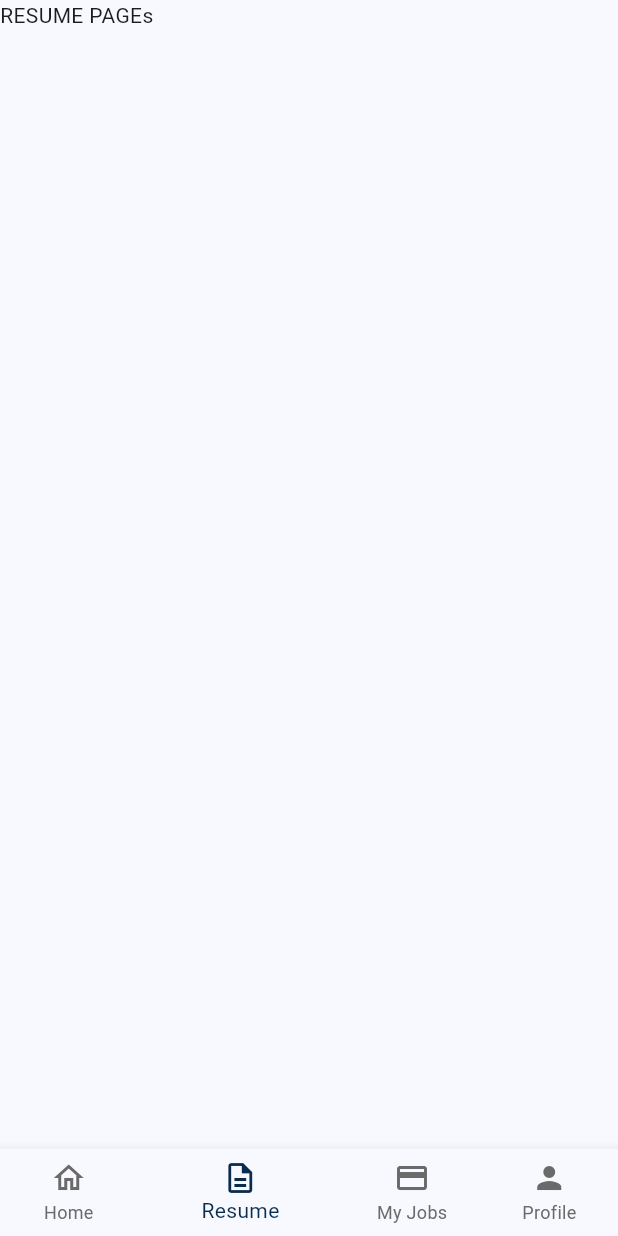
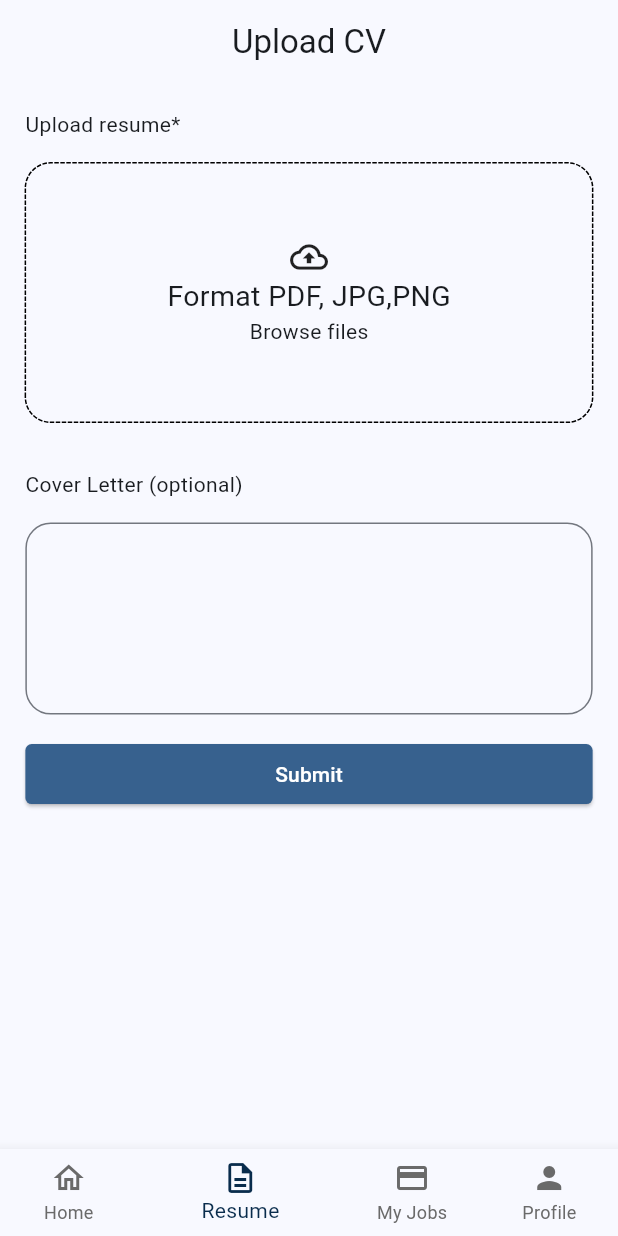
Before and after one commit to Luomah/bespoke_ai_job_app, a Flutter app: the screen it shows after launch, item 2 of the bottom bar chosen, on a phone screen of 412 x 824 dp. Run offline on Flutter 3.47's test engine with Material 3 defaults, Android fonts, the phone set to English and light mode, and no system bars; drawn by our look-alikes of dotted_border; our stand-ins replace file_picker, flutter_screenutil.

Commit message:
Files are now selected

```diff
--- a/lib/features/home/ui/pages/home_page.dart
+++ b/lib/features/home/ui/pages/home_page.dart
@@ -1,7 +1,7 @@
 import 'package:bespoke_ai_job_app/features/home/ui/pages/home_view.dart';
 import 'package:bespoke_ai_job_app/features/jobs/ui/pages/jobs_page.dart';
 import 'package:bespoke_ai_job_app/features/profile/ui/pages/profile_page.dart';
-import 'package:bespoke_ai_job_app/features/resume/ui/pages/resume_pages.dart';
+import 'package:bespoke_ai_job_app/features/resume/ui/pages/resume_page.dart';
 import 'package:flutter/material.dart';
 
 class HomePage extends StatefulWidget {
@@ -16,7 +16,7 @@ class _HomePageState extends State<HomePage> {
 
   final _listOfPages = [
     const HomeView(),
-    const ResumePages(),
+    const ResumePage(),
     const JobsPage(),
     const ProfilePage(),
   ];
--- a/lib/features/home/ui/pages/home_view.dart
+++ b/lib/features/home/ui/pages/home_view.dart
@@ -47,7 +47,7 @@ class HomeView extends StatelessWidget {
                 ],
               ),
             ),
-            const JobPostItem()
+            const JobPostItem(),
           ],
         ),
       ),
--- /dev/null
+++ b/lib/features/resume/ui/pages/resume_analysis_page.dart
@@ -0,0 +1,17 @@
+
+
+import 'package:flutter/material.dart';
+
+class ResumeAnalysisPage extends StatelessWidget {
+  const ResumeAnalysisPage({super.key});
+
+  @override
+  Widget build(BuildContext context) {
+    return Scaffold(
+      appBar: AppBar(
+        title: Text("Resume Analysis"),
+      ),
+      body: Container(),
+    );
+  }
+}
--- /dev/null
+++ b/lib/features/resume/ui/pages/resume_page.dart
@@ -0,0 +1,59 @@
+import 'package:bespoke_ai_job_app/features/resume/ui/widgets/select_resume_widget.dart';
+import 'package:flutter/material.dart';
+import 'package:flutter_screenutil/flutter_screenutil.dart';
+
+class ResumePage extends StatelessWidget {
+  const ResumePage({super.key});
+
+  @override
+  Widget build(BuildContext context) {
+    return Scaffold(
+      appBar: AppBar(
+        automaticallyImplyLeading: false,
+        title: Text("Upload CV"),
+        centerTitle: true,
+      ),
+      body: ListView(
+        padding: EdgeInsets.all(16.sp),
+        children: [
+          Text("Upload resume*"),
+          SizedBox(
+            height: 16.h,
+          ),
+          SelectResumeWidget(),
+
+          SizedBox(height: 32.h), //
+//
+          Text("Cover Letter (optional)"),
+          SizedBox(
+            height: 16.h,
+          ),
+          TextField(
+            decoration: InputDecoration(
+              border: OutlineInputBorder(
+                borderRadius: BorderRadius.all(
+                  Radius.circular(16.sp),
+                ),
+              ),
+            ),
+            minLines: 4,
+            maxLines: 8,
+          ),
+          //
+          //
+          SizedBox(
+            height: 16.h,
+          ),
+          ElevatedButton(
+            onPressed: () {},
+            style: ElevatedButton.styleFrom(
+                backgroundColor: Theme.of(context).primaryColor,
+                foregroundColor: Colors.white,
+                maximumSize: Size.fromWidth(200)),
+            child: Text("Submit"),
+          ),
+        ],
+      ),
+    );
+  }
+}
--- a/lib/features/resume/ui/pages/resume_pages.dart
+++ /dev/null
@@ -1,11 +0,0 @@
-
-import 'package:flutter/material.dart';
-
-class ResumePages extends StatelessWidget {
-  const ResumePages({super.key});
-
-  @override
-  Widget build(BuildContext context) {
-    return Container(child: Text("RESUME PAGEs"),);
-  }
-}
--- /dev/null
+++ b/lib/features/resume/ui/widgets/select_resume_widget.dart
@@ -0,0 +1,62 @@
+import 'dart:io';
+
+import 'package:dotted_border/dotted_border.dart';
+import 'package:file_picker/file_picker.dart';
+import 'package:flutter/material.dart';
+import 'package:flutter_screenutil/flutter_screenutil.dart';
+
+class SelectResumeWidget extends StatelessWidget {
+  const SelectResumeWidget({
+    super.key,
+  });
+
+  @override
+  Widget build(BuildContext context) {
+    return GestureDetector(
+      onTap: () {
+        selectFile(context);
+      },
+      child: DottedBorder(
+        borderType: BorderType.RRect,
+        radius: Radius.circular(16.sp),
+        child: Container(
+          height: 160.sp,
+          width: MediaQuery.of(context).size.width,
+          child: Column(
+            mainAxisAlignment: MainAxisAlignment.center,
+            children: [
+              Icon(
+                Icons.cloud_upload_outlined,
+                size: 24.sp,
+              ),
+              Text(
+                "Format PDF, JPG,PNG",
+                style: TextStyle(
+                  fontSize: 18.sp,
+                ),
+              ),
+              Text("Browse files"),
+            ],
+          ),
+        ),
+      ),
+    );
+  }
+
+  void selectFile(BuildContext context) async{
+    FilePickerResult? result = await FilePicker.platform.pickFiles(
+      allowedExtensions: ["jpg","png","webp","pdf"],
+      type: FileType.custom,
+    );
+
+    if (result != null) {
+      File file = File(result.files.single.path!);
+
+    } else {
+      // User canceled the picker
+      ScaffoldMessenger.of(context).showSnackBar(
+        SnackBar(content: Text("No file selected"),)
+      );
+    }
+  }
+}
--- a/pubspec.yaml
+++ b/pubspec.yaml
@@ -38,6 +38,8 @@ dependencies:
   flutter_bloc: ^8.1.6
   flutter_screenutil: ^5.9.3
   equatable: ^2.0.5
+  dotted_border: ^2.1.0
+  file_picker: ^8.0.6
 
 dev_dependencies:
   flutter_test:
```
Also changed, not shown: pubspec.lock, 6 other files.
